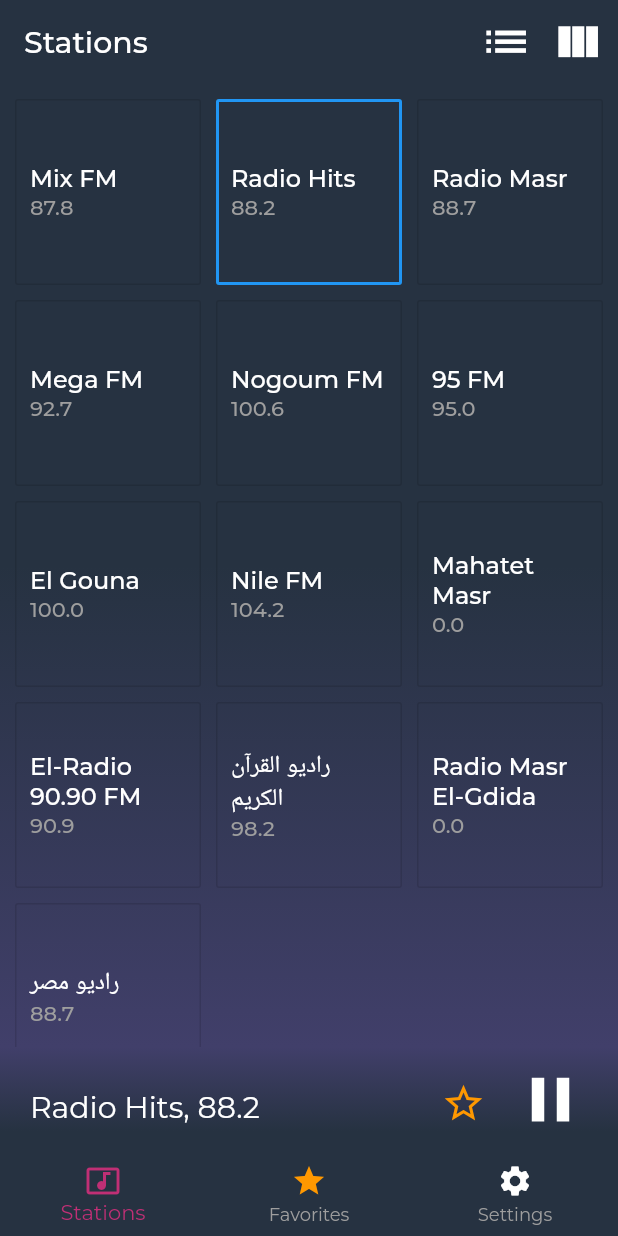
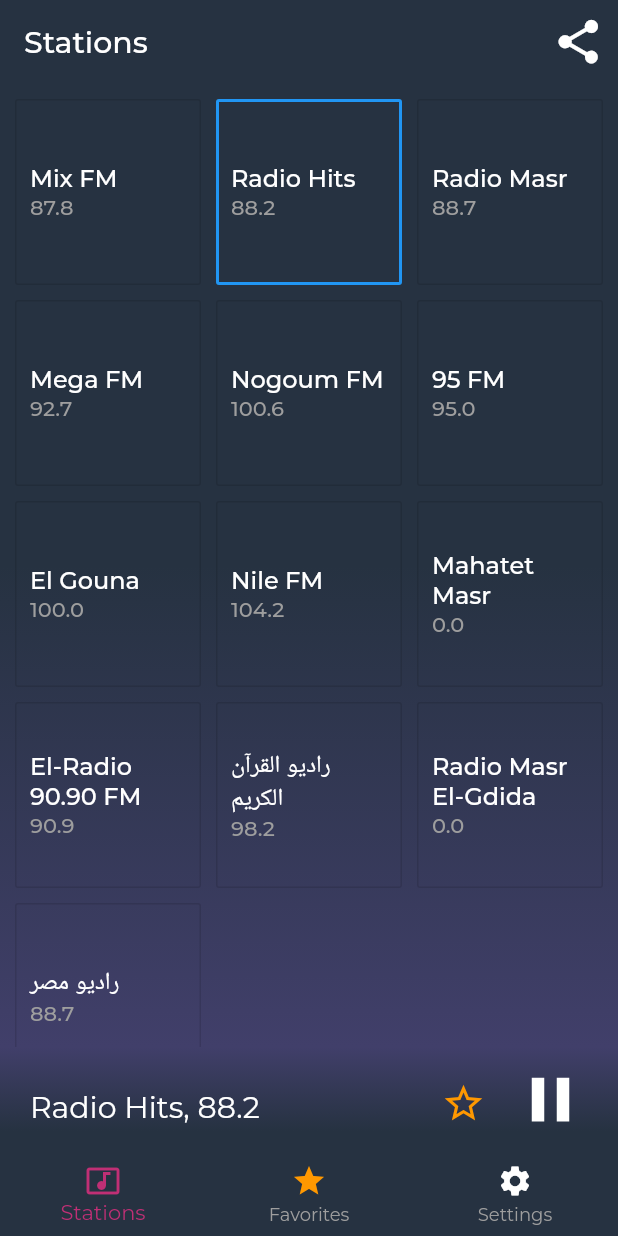
Before and after one commit to Andrewngabriel/radio-player, a Flutter app: the screen it shows after launch, after a tap on "Radio Hits", on a phone screen of 412 x 824 dp. Run offline on Flutter 3.47's test engine with Material 2 defaults, Android fonts, the phone set to English and light mode, and no system bars; our stand-ins replace audioplayers, google_fonts; missing offline and left inert: flutter_media_notification.

Commit message:
Clean up main homepage widget by refactoring content into separate screen widgets

```diff
--- a/lib/main.dart
+++ b/lib/main.dart
@@ -2,9 +2,11 @@ import 'package:flutter/material.dart';
 
 import './models/radio_station.dart';
 import './models/station_list.dart';
+import './screens/favorites.dart';
+import './screens/settings.dart';
+import './screens/stations.dart';
 import './widgets/bottom_navigation.dart';
 import './widgets/player.dart';
-import './widgets/radio_card.dart';
 import 'utils/config.dart';
 
 void main() => runApp(MyApp());
@@ -27,10 +29,11 @@ class MyHomePage extends StatefulWidget {
 }
 
 class _MyHomePageState extends State<MyHomePage> {
-  int _selectedIndex = 0;
-  bool _listLayoutState = false;
-  StationList _externalStationsList = new StationList();
+  int _selectedStationIndex = 0;
+  int _selectedPageIndex = 0;
+  StationList _externalStationsList = StationList();
   List<RadioStation> _radioList = StationList.list;
+  List _screens;
 
   _getMoreStations() {
     _externalStationsList.parseStreemaStationsInfo().then((stationsList) {
@@ -45,56 +48,38 @@ class _MyHomePageState extends State<MyHomePage> {
   @override
   void initState() {
     super.initState();
-    _getMoreStations();
+//    _getMoreStations();
+    _screens = [
+      StationsScreen(stations: _radioList, selectStation: this._selectStation),
+      FavoritesScreen(selectStation: _selectStation),
+      SettingsScreen(),
+    ];
+  }
+
+  @override
+  void didUpdateWidget(MyHomePage oldWidget) {
+    super.didUpdateWidget(oldWidget);
   }
 
   void _selectStation(int index) async {
-    if (this._selectedIndex != index) {
+    print("Homepage ~ _selectStation()");
+    if (this._selectedStationIndex != index) {
       setState(() {
-        this._radioList[_selectedIndex].selected = false;
-        this._selectedIndex = index;
-        this._radioList[this._selectedIndex].selected = true;
+        this._radioList[_selectedStationIndex].selected = false;
+        this._selectedStationIndex = index;
+        this._radioList[this._selectedStationIndex].selected = true;
+        refreshHome();
       });
     }
   }
 
-  Widget _gridLayout() {
-    return GridView.count(
-      crossAxisCount: 3,
-      mainAxisSpacing: 10,
-      crossAxisSpacing: 10,
-      padding: EdgeInsets.all(10.0),
-      children: _radioList.map((station) {
-        int index = _radioList.indexOf(station);
-        return RadioCard(
-          station.name,
-          station.frequency,
-          station.url,
-          index,
-          station.selected,
-          this._selectStation,
-        );
-      }).toList(),
-    );
+  void refreshHome() {
+    _screens[0] = StationsScreen(
+        stations: _radioList, selectStation: this._selectStation);
   }
 
-  Widget _listLayout() {
-    return ListView(
-      children: _radioList.map((station) {
-        int index = _radioList.indexOf(station);
-        return Padding(
-          padding: const EdgeInsets.symmetric(vertical: 5.0),
-          child: RadioCard(
-            station.name,
-            station.frequency,
-            station.url,
-            index,
-            station.selected,
-            this._selectStation,
-          ),
-        );
-      }).toList(),
-    );
+  void changeScreen(BuildContext ctx, int index) {
+    setState(() => _selectedPageIndex = index);
   }
 
   @override
@@ -106,32 +91,16 @@ class _MyHomePageState extends State<MyHomePage> {
         actions: <Widget>[
           IconButton(
             icon: Icon(
-              Icons.list,
+              Icons.share,
               color: Colors.white,
               size: 35,
             ),
             padding: EdgeInsets.only(right: 5.0),
-            onPressed: () {
-              setState(() => _listLayoutState = true);
-            },
-          ),
-          IconButton(
-            icon: Icon(
-              Icons.view_column,
-              color: Colors.white,
-              size: 35,
-            ),
-            padding: EdgeInsets.only(right: 5.0),
-            onPressed: () {
-              setState(() => _listLayoutState = false);
-            },
+            onPressed: () {},
           ),
         ],
       ),
-      body: Container(
-        decoration: Config.backgroundGradient(),
-        child: (_listLayoutState) ? _listLayout() : _gridLayout(),
-      ),
+      body: this._screens[this._selectedPageIndex],
       bottomNavigationBar: Container(
         child: Column(
           mainAxisSize: MainAxisSize.min,
@@ -139,12 +108,15 @@ class _MyHomePageState extends State<MyHomePage> {
           mainAxisAlignment: MainAxisAlignment.end,
           children: <Widget>[
             Player(
-              title: _radioList[_selectedIndex].name,
-              freq: _radioList[_selectedIndex].frequency,
-              url: _radioList[_selectedIndex].url,
-              index: _selectedIndex,
+              title: _radioList[_selectedStationIndex].name,
+              freq: _radioList[_selectedStationIndex].frequency,
+              url: _radioList[_selectedStationIndex].url,
+              index: _selectedStationIndex,
             ),
-            BottomNavigation(),
+            BottomNavigation(
+              changeScreen: this.changeScreen,
+              menuIndex: this._selectedPageIndex,
+            ),
           ],
         ),
       ),
```
